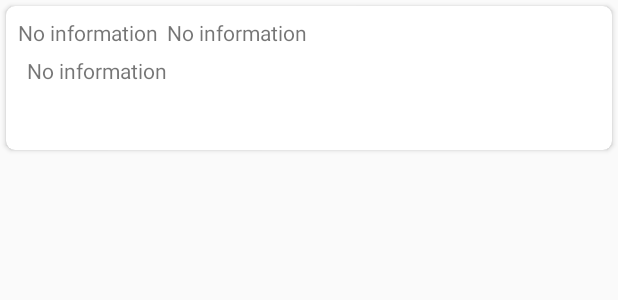
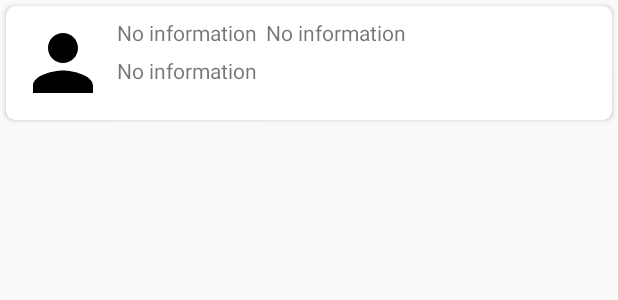
Before and after one commit to K1ng9/testtwitterapp, an Android app: the layout item_tweet.xml on its own in the app's theme, with its tools: preview values and no code run, on a phone screen of 412 x 824 dp. Shown: the top 300 px of the screen. Run offline under Robolectric (Android 15) with nearby library versions, the phone set to English and light mode, and no system bars.

Commit message:
add ImageLoading

```diff
--- /dev/null
+++ b/app/src/main/res/drawable/ic_person_black_24dp.xml
@@ -0,0 +1,9 @@
+<vector xmlns:android="http://schemas.android.com/apk/res/android"
+        android:width="24dp"
+        android:height="24dp"
+        android:viewportWidth="24.0"
+        android:viewportHeight="24.0">
+    <path
+        android:fillColor="#FF000000"
+        android:pathData="M12,12c2.21,0 4,-1.79 4,-4s-1.79,-4 -4,-4 -4,1.79 -4,4 1.79,4 4,4zM12,14c-2.67,0 -8,1.34 -8,4v2h16v-2c0,-2.66 -5.33,-4 -8,-4z"/>
+</vector>
--- a/app/src/main/res/layout/item_tweet.xml
+++ b/app/src/main/res/layout/item_tweet.xml
@@ -1,10 +1,9 @@
 <?xml version="1.0" encoding="utf-8"?>
-<android.support.v7.widget.CardView
-    xmlns:android="http://schemas.android.com/apk/res/android"
+<android.support.v7.widget.CardView xmlns:android="http://schemas.android.com/apk/res/android"
     xmlns:card_view="http://schemas.android.com/apk/res-auto"
     android:id="@+id/cvTweetContainer"
     android:layout_width="match_parent"
-    android:layout_height="96dp"
+    android:layout_height="wrap_content"
     android:layout_margin="4dp"
     android:orientation="vertical"
     card_view:cardCornerRadius="6dp">
@@ -14,28 +13,38 @@
         android:layout_height="match_parent"
         android:padding="8dp">
 
+        <ImageView
+            android:id="@+id/ivUserAvatar"
+            android:layout_width="60dp"
+            android:layout_height="60dp"
+            android:layout_centerVertical="true"
+            android:layout_alignParentStart="true"
+            android:background="@drawable/ic_person_black_24dp" />
+
         <TextView
-            android:layout_alignParentStart="true"
             android:id="@+id/tvUserName"
+            android:layout_toEndOf="@+id/ivUserAvatar"
+            android:layout_marginStart="6dp"
             android:layout_width="wrap_content"
             android:layout_height="wrap_content"
-            android:text="@string/placeholder"/>
+            android:text="@string/placeholder" />
 
         <TextView
-            android:layout_toEndOf="@id/tvUserName"
-            android:layout_marginStart="6dp"
             android:id="@+id/tvCreatedAt"
             android:layout_width="wrap_content"
             android:layout_height="wrap_content"
-            android:text="@string/placeholder"/>
+            android:layout_marginStart="6dp"
+            android:layout_toEndOf="@id/tvUserName"
+            android:text="@string/placeholder" />
 
         <TextView
-            android:layout_marginTop="6dp"
-            android:layout_marginStart="6dp"
-            android:layout_below="@id/tvUserName"
             android:id="@+id/tvText"
             android:layout_width="match_parent"
             android:layout_height="wrap_content"
-            android:text="@string/placeholder"/>
+            android:layout_below="@id/tvUserName"
+            android:layout_toEndOf="@+id/ivUserAvatar"
+            android:layout_marginStart="6dp"
+            android:layout_marginTop="6dp"
+            android:text="@string/placeholder" />
     </RelativeLayout>
 </android.support.v7.widget.CardView>
```
Also changed, not shown: app/src/main/java/com/soft/unikey/vkluchak/testtwitterapp/app/screens/main/tweets/TweetAdapter.java (+12 -0 lines), app/src/main/java/com/soft/unikey/vkluchak/testtwitterapp/app/utils/ImageLoadUtil.java (added, +52 -0 lines), app/src/main/res/drawable/ic_broken_image_black_24dp.xml (added, +9 -0 lines).
